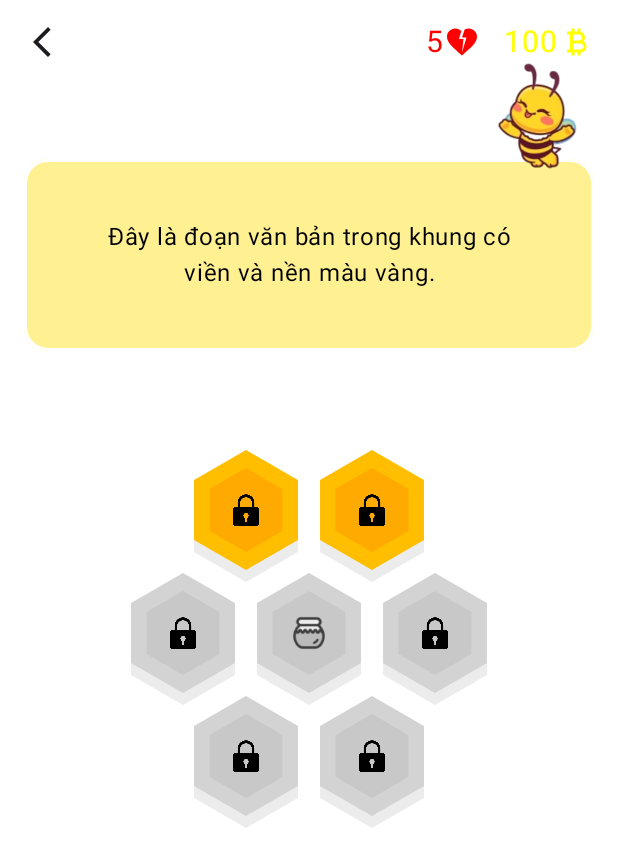
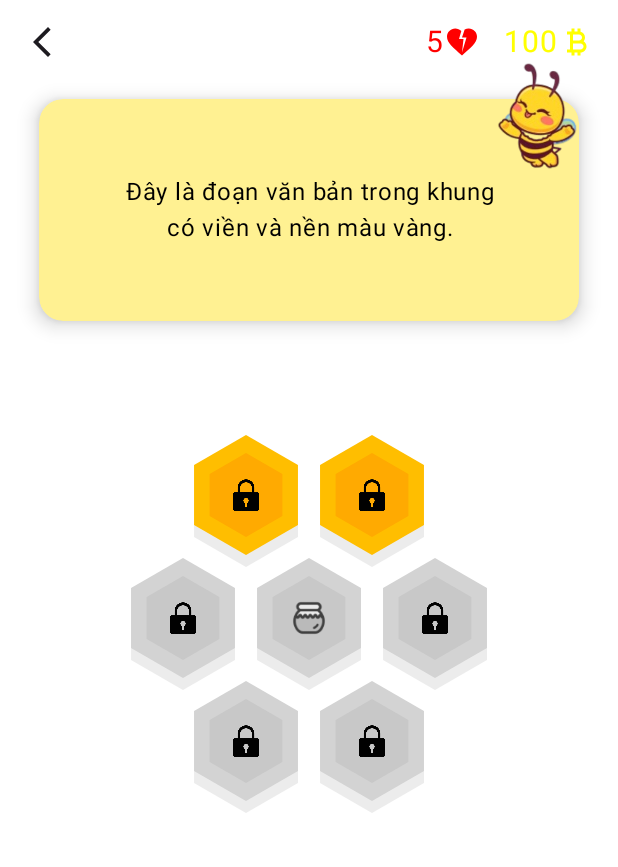
Before and after one commit to Coammcam/BeesLearn, an Android app built with Jetpack Compose: the screen it shows after launch (PracticeOneScreen), on a phone screen of 412 x 824 dp. Shown: the top 867 px of the screen. Run offline under Robolectric (Android 15) with nearby library versions, the phone set to English and light mode, and no system bars.

Commit message:
add component TextBox

```diff
--- /dev/null
+++ b/app/src/main/java/fpl/md07/beeslearn/components/TextBoxComponent.kt
@@ -0,0 +1,40 @@
+package fpl.md07.beeslearn.components
+
+import androidx.compose.foundation.BorderStroke
+import androidx.compose.foundation.background
+import androidx.compose.foundation.border
+import androidx.compose.foundation.layout.Box
+import androidx.compose.foundation.layout.Spacer
+import androidx.compose.foundation.layout.height
+import androidx.compose.foundation.layout.padding
+import androidx.compose.foundation.shape.RoundedCornerShape
+import androidx.compose.material3.Text
+import androidx.compose.runtime.Composable
+import androidx.compose.ui.Alignment
+import androidx.compose.ui.Modifier
+import androidx.compose.ui.draw.clip
+import androidx.compose.ui.draw.shadow
+import androidx.compose.ui.graphics.Color
+import androidx.compose.ui.text.style.TextAlign
+import androidx.compose.ui.unit.dp
+
+@Composable
+fun TextBoxComponent() {
+    Spacer(modifier = Modifier.height(50.dp))
+
+    Box(
+        modifier = Modifier
+            .shadow(8.dp, shape = RoundedCornerShape(16.dp)) // Add shadow here
+            .background(Color(android.graphics.Color.parseColor("#FFF192")), shape = RoundedCornerShape(16.dp)) // Background color from HEX code with rounded corners
+//            .border(BorderStroke(2.dp, Color.White), shape = RoundedCornerShape(16.dp)) // Border with rounded corners
+            .padding(50.dp) // Inner padding
+            .clip(RoundedCornerShape(16.dp)) // Clip shape with rounded corners
+    ) {
+        Text(
+            text = "Đây là đoạn văn bản trong khung có viền và nền màu vàng.",
+            color = Color.Black, // Text color
+            textAlign = TextAlign.Center, // Center text alignment
+            modifier = Modifier.align(Alignment.Center) // Align text in the center
+        )
+    }
+}
--- a/app/src/main/java/fpl/md07/beeslearn/screens/PracticeOneScreen.kt
+++ b/app/src/main/java/fpl/md07/beeslearn/screens/PracticeOneScreen.kt
@@ -42,6 +42,7 @@ import androidx.compose.ui.unit.sp
 import fpl.md07.beeslearn.R
 import kotlin.math.cos
 import kotlin.math.sin
+import fpl.md07.beeslearn.components.TextBoxComponent
 
 class PracticeOneScreen : ComponentActivity() {
     override fun onCreate(savedInstanceState: Bundle?) {
@@ -71,9 +72,9 @@ fun BeeGameScreen() {
 
         Spacer(modifier = Modifier.height(16.dp))
 
-        // Input box
-        InputBox()
-
+        Box(modifier = Modifier.padding(10.dp)) { // Adjust padding as needed
+            TextBoxComponent()
+        }
         Spacer(modifier = Modifier.height(16.dp))
 
         // Bee and hexagonal grid
@@ -118,24 +119,7 @@ fun TopBar() {
     }
 }
 
-@Composable
-fun InputBox() {
-    Spacer(modifier = Modifier.height(50.dp))
 
-    Box(
-        modifier = Modifier
-            .background(Color(android.graphics.Color.parseColor("#FFF192")), shape = RoundedCornerShape(16.dp)) // Nền màu từ mã màu HEX với góc bo tròn
-            .border(BorderStroke(2.dp, Color.White), shape = RoundedCornerShape(16.dp)) // Viền với góc bo tròn
-            .padding(40.dp) // Padding bên trong box
-            .clip(RoundedCornerShape(16.dp)) // Cắt hình dạng với góc bo tròn
-    ) {
-        Text(
-            text = "Đây là đoạn văn bản trong khung có viền và nền màu vàng.",
-            color = Color.Black, // Màu chữ
-            textAlign = TextAlign.Center // Canh giữa văn bản
-        )
-    }
-}
 
 @Composable
 fun BeeAndHexGrid() {
@@ -216,8 +200,6 @@ fun BeeAnimationScreen1() {
 }
 
 
-
-
 @Composable
 fun HexGrid() {
     // State for the color of each hexagon using a List of mutableStateOf
@@ -264,7 +246,12 @@ fun HexGrid() {
                 Hexagon(hexagonRadius, hexagonColors[2], R.drawable.icon_lock) { // Outer image
                     toggleHexagonColor(hexagonColors[2])
                 }
-                Hexagon(hexagonRadius, hexagonColors[3], R.drawable.honey_picture, isCenter = true) { // Inner image (center)
+                Hexagon(
+                    hexagonRadius,
+                    hexagonColors[3],
+                    R.drawable.honey_picture,
+                    isCenter = true
+                ) { // Inner image (center)
                     toggleHexagonColor(hexagonColors[3])
                 }
                 Hexagon(hexagonRadius, hexagonColors[4], R.drawable.icon_lock) { // Outer image
@@ -302,8 +289,10 @@ fun Hexagon(
     isCenter: Boolean = false,
     onClick: () -> Unit
 ) {
-    val outerColor = if (hexColor.value == Color(0xFFD3D3D3)) Color(0xFFD3D3D3) else Color(0xFFFFBE00)
-    val innerColor = if (hexColor.value == Color(0xFFD3D3D3)) Color(0xFFC8C8C8) else Color(0xFFFFAA01)
+    val outerColor =
+        if (hexColor.value == Color(0xFFD3D3D3)) Color(0xFFD3D3D3) else Color(0xFFFFBE00)
+    val innerColor =
+        if (hexColor.value == Color(0xFFD3D3D3)) Color(0xFFC8C8C8) else Color(0xFFFFAA01)
     val shadowColor = Color(android.graphics.Color.parseColor("#D9D9D9"))
 
     Box(modifier = Modifier.size(radius * 2)) {
```
